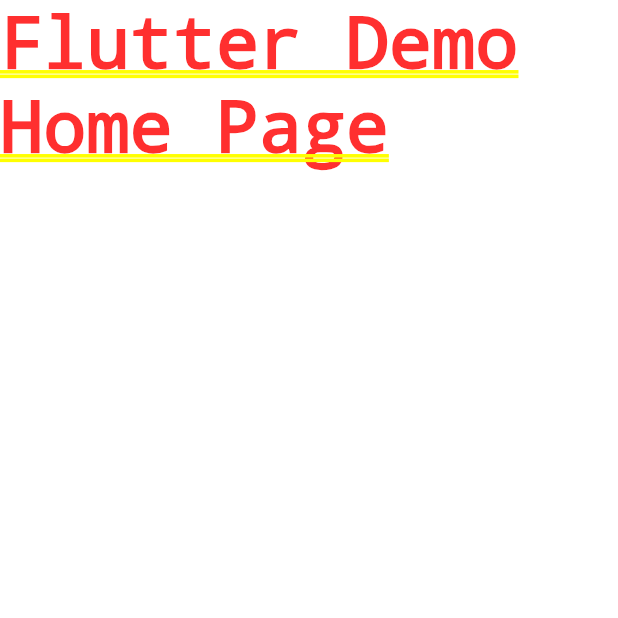
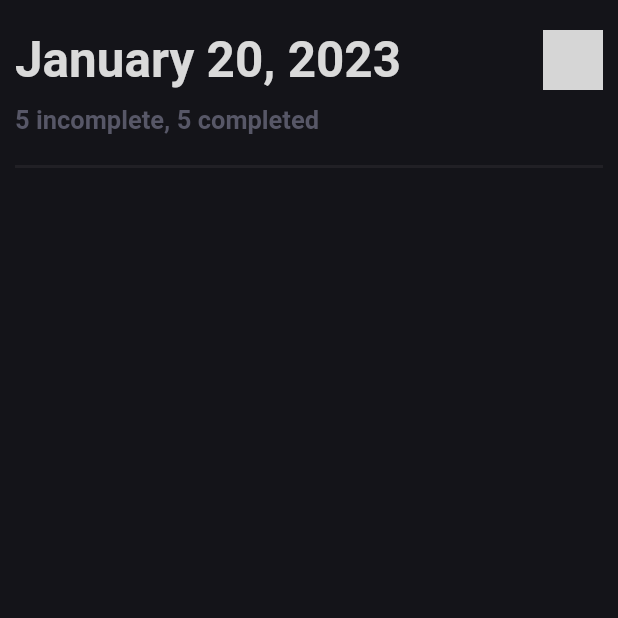
Before and after one commit to EdzonBolivar11/ToDoAppFlutter, a Flutter app: the screen it shows after launch, on a phone screen of 412 x 824 dp, the top half of it. Run offline on Flutter 3.47's test engine with Material 2 defaults, Android fonts, the phone set to English and light mode, and no system bars; grey boxes are pictures that could not be loaded.

Commit message:
Top bar created

```diff
--- a/analysis_options.yaml
+++ b/analysis_options.yaml
@@ -23,7 +23,6 @@ linter:
   # producing the lint.
   rules:
     # avoid_print: false  # Uncomment to disable the `avoid_print` rule
-    # prefer_single_quotes: true  # Uncomment to enable the `prefer_single_quotes` rule
-
+    prefer_const_constructors: false
 # Additional information about this file can be found at
 # https://dart.dev/guides/language/analysis-options
--- a/lib/main.dart
+++ b/lib/main.dart
@@ -1,30 +1,22 @@
 import 'package:flutter/material.dart';
+import 'package:to_do_app/src/constants/theme/theme.dart';
+import './presentation/screens/home/home.dart';
 
 void main() {
-  runApp(const MyApp());
+  runApp(const ToDoApp());
 }
 
-class MyApp extends StatelessWidget {
-  const MyApp({super.key});
+class ToDoApp extends StatelessWidget {
+  const ToDoApp({super.key});
 
   // This widget is the root of your application.
   @override
   Widget build(BuildContext context) {
     return MaterialApp(
-      title: 'Flutter Demo',
-      theme: ThemeData(
-        // This is the theme of your application.
-        //
-        // Try running your application with "flutter run". You'll see the
-        // application has a blue toolbar. Then, without quitting the app, try
-        // changing the primarySwatch below to Colors.green and then invoke
-        // "hot reload" (press "r" in the console where you ran "flutter run",
-        // or simply save your changes to "hot reload" in a Flutter IDE).
-        // Notice that the counter didn't reset back to zero; the application
-        // is not restarted.
-        primarySwatch: Colors.blue,
-      ),
-      home: const Text('Flutter Demo Home Page'),
+      debugShowCheckedModeBanner: false,
+      title: 'To Do App',
+      theme: darkTheme,
+      home: const Home(),
     );
   }
 }
--- /dev/null
+++ b/lib/presentation/screens/home/home.dart
@@ -0,0 +1,17 @@
+import 'package:flutter/material.dart';
+import 'package:to_do_app/presentation/widgets/widgets.dart';
+
+class Home extends StatelessWidget {
+  const Home({Key? key}) : super(key: key);
+
+  @override
+  Widget build(BuildContext context) {
+    return Screen(
+      child: Column(
+        children: const [
+          TopBar(),
+        ],
+      ),
+    );
+  }
+}
--- /dev/null
+++ b/lib/presentation/widgets/screen/screen.dart
@@ -0,0 +1,21 @@
+import 'package:flutter/material.dart';
+import 'package:flutter/services.dart';
+
+class Screen extends StatelessWidget {
+  final Widget child;
+
+  const Screen({Key? key, required this.child}) : super(key: key);
+
+  @override
+  Widget build(BuildContext context) {
+    return AnnotatedRegion<SystemUiOverlayStyle>(
+        value: SystemUiOverlayStyle.light,
+        child: Scaffold(
+          body: SafeArea(
+              child: Padding(
+            padding: EdgeInsets.fromLTRB(10, 20, 10, 15),
+            child: child,
+          )),
+        ));
+  }
+}
--- /dev/null
+++ b/lib/presentation/widgets/separator/separator.dart
@@ -0,0 +1,14 @@
+import 'package:flutter/material.dart';
+
+class Separator extends StatelessWidget {
+  const Separator({Key? key}) : super(key: key);
+
+  @override
+  Widget build(BuildContext context) {
+    return Container(
+        width: double.infinity,
+        height: 2,
+        color: Color(0xFF212025),
+        margin: const EdgeInsets.symmetric(vertical: 10));
+  }
+}
--- /dev/null
+++ b/lib/presentation/widgets/text/description_text.dart
@@ -0,0 +1,24 @@
+import 'package:flutter/material.dart';
+import 'package:to_do_app/src/constants/theme/colors.dart';
+
+class DescriptionText extends StatelessWidget {
+  final String text;
+
+  const DescriptionText(this.text, {Key? key}) : super(key: key);
+
+  @override
+  Widget build(BuildContext context) {
+    return Container(
+        margin: EdgeInsets.symmetric(vertical: 10),
+        child: Align(
+          alignment: Alignment.centerLeft,
+          child: Text(
+            text,
+            style: TextStyle(
+                fontSize: 17,
+                color: subtitleTextColor,
+                fontWeight: FontWeight.bold),
+          ),
+        ));
+  }
+}
--- /dev/null
+++ b/lib/presentation/widgets/text/widgets.dart
@@ -0,0 +1 @@
+export 'package:to_do_app/presentation/widgets/text/description_text.dart';
--- /dev/null
+++ b/lib/presentation/widgets/topBar/top_bar.dart
@@ -0,0 +1,37 @@
+import 'package:flutter/material.dart';
+import 'package:intl/intl.dart';
+import 'package:to_do_app/src/constants/theme/colors.dart';
+import 'package:to_do_app/presentation/widgets/widgets.dart';
+
+class TopBar extends StatelessWidget {
+  const TopBar({Key? key}) : super(key: key);
+
+  @override
+  Widget build(BuildContext context) {
+    var now = DateTime.now();
+    var formatter = DateFormat('MMMM D, yyyy');
+
+    double screenWidth = MediaQuery.of(context).size.width;
+
+    return Column(
+      children: [
+        Row(children: [
+          Expanded(
+              child: Text(
+            formatter.format(now),
+            style: TextStyle(
+                fontSize: screenWidth * 0.08,
+                fontWeight: FontWeight.bold,
+                color: titleTextColor),
+          )),
+          Image(
+            image: AssetImage('assets/usuario.png'),
+            width: 40,
+          ),
+        ]),
+        DescriptionText("5 incomplete, 5 completed"),
+        Separator()
+      ],
+    );
+  }
+}
--- /dev/null
+++ b/lib/presentation/widgets/widgets.dart
@@ -0,0 +1,4 @@
+export 'package:to_do_app/presentation/widgets/screen/screen.dart';
+export 'package:to_do_app/presentation/widgets/topBar/top_bar.dart';
+export 'package:to_do_app/presentation/widgets/separator/separator.dart';
+export 'package:to_do_app/presentation/widgets/text/widgets.dart';
--- /dev/null
+++ b/lib/src/constants/theme/colors.dart
@@ -0,0 +1,7 @@
+import 'package:flutter/material.dart';
+
+const Color backgroundColor = Color(0xFF141419);
+
+const Color titleTextColor = Color(0xFFDADADA);
+const Color subtitleTextColor = Color(0xFF575767);
+const Color descriptionTextColor = Color(0x58576700);
--- /dev/null
+++ b/lib/src/constants/theme/theme.dart
@@ -0,0 +1,6 @@
+import 'package:flutter/material.dart';
+import 'package:to_do_app/src/constants/theme/colors.dart';
+
+ThemeData darkTheme = ThemeData.dark().copyWith(
+  scaffoldBackgroundColor: backgroundColor,
+);
```
Also changed, not shown: pubspec.yaml (+5 -6 lines), assets/usuario.png (added), pubspec.lock, 1 other file.
